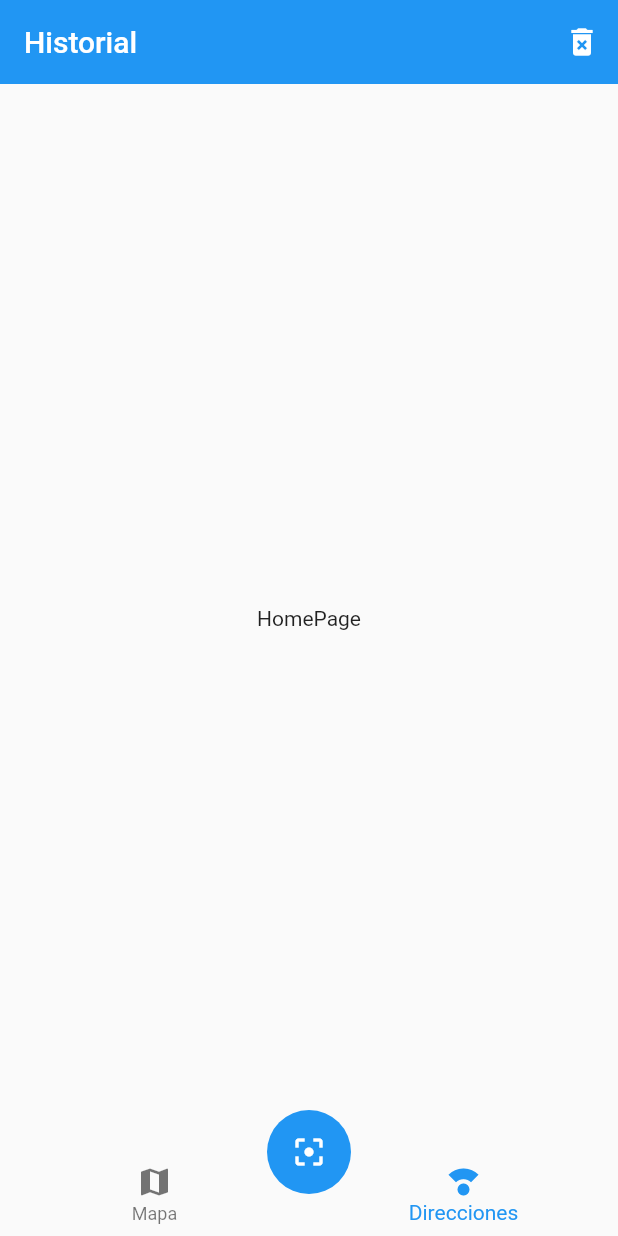
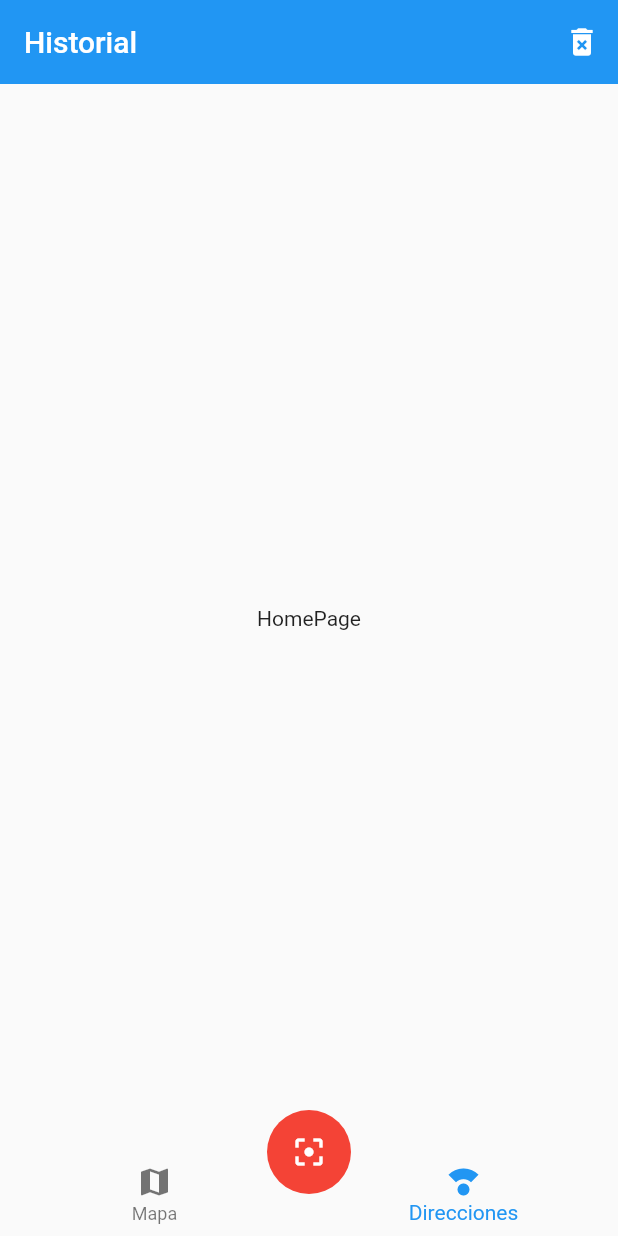
Before and after one commit to CristianAGR/Flutter_QR_Reader, a Flutter app: the screen it shows after launch, on a phone screen of 412 x 824 dp. Run offline on Flutter 3.47's test engine with Material 2 defaults, Android fonts, the phone set to English and light mode, and no system bars.

Commit message:
Se agrego un tema personalizado

```diff
--- a/lib/main.dart
+++ b/lib/main.dart
@@ -17,6 +17,12 @@ class MyApp extends StatelessWidget {
         'home': (_) => const HomePage(),
         'mapa': (_) => const MapaPage()
       },
+      theme: ThemeData(
+        primaryColor: Colors.red,
+        floatingActionButtonTheme: const FloatingActionButtonThemeData(
+          backgroundColor: Colors.red
+          )
+      ),
     );
   }
 }
```
